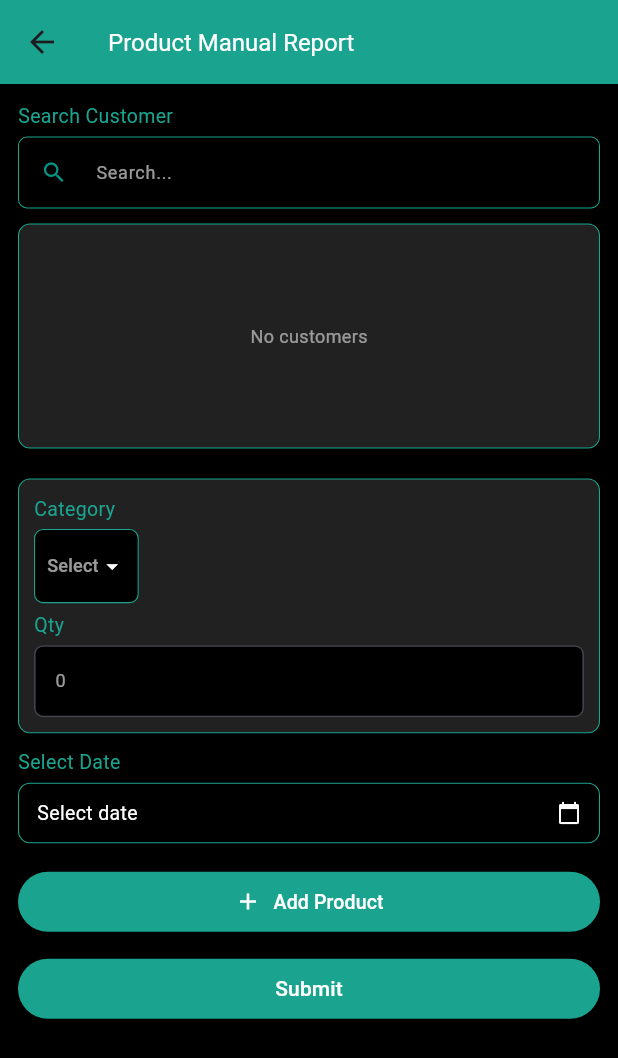
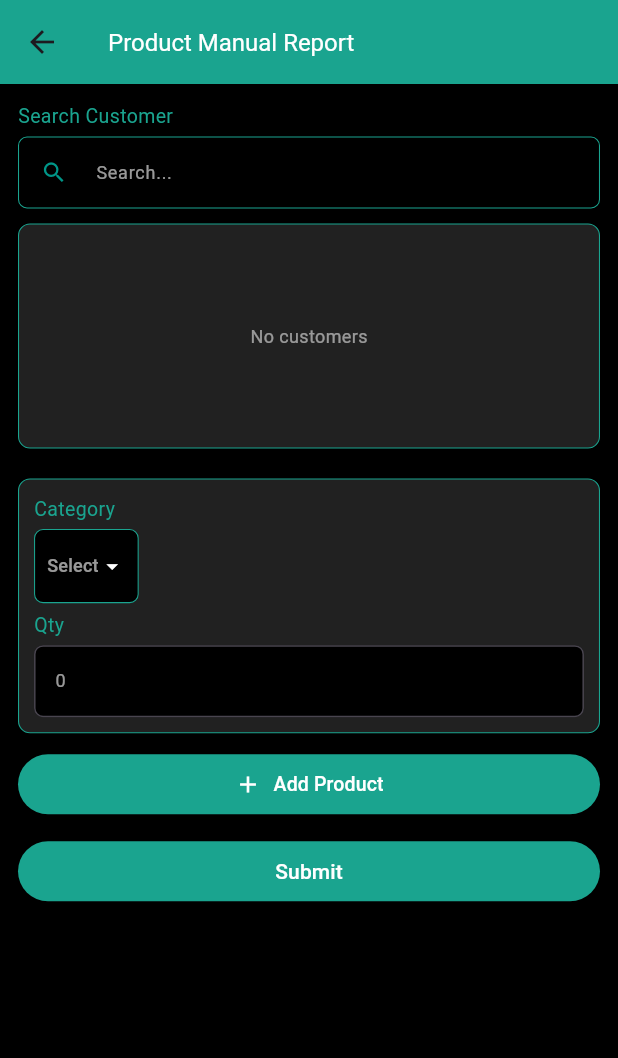
Before and after one commit to jereenajohn/Be_call, a Flutter app: the ProductWiseManualReport screen opened directly, after a tap on "Submit", on a phone screen of 412 x 824 dp. Shown: the top 1058 px of the screen. Run offline on Flutter 3.47's test engine with Material 3 defaults, Android fonts, the phone set to English and light mode, and no system bars; our stand-ins replace audioplayers, file_picker, flutter_bloc, flutter_contacts, permission_handler, share_plus and 1 more; missing offline and left inert: call_log, excel, flutter_phone_direct_caller; accounts and stored records are empty; network calls fail.

Commit message:
current date is send with date field

```diff
--- a/lib/product_wise_manual_report.dart
+++ b/lib/product_wise_manual_report.dart
@@ -157,12 +157,13 @@ class _ProductWiseManualReportState extends State<ProductWiseManualReport> {
               },
             )
             .toList();
+
     print("products: $products");
 
     final body = jsonEncode({
       'customer': selectedCustomer,
       'items': products,
-        'date': selectedDate != null ? formatDate(selectedDate!) : null,
+      'date': formatDate(DateTime.now()), // ✅ Always send today's date
     });
 
     final response = await https.post(
@@ -173,6 +174,7 @@ class _ProductWiseManualReportState extends State<ProductWiseManualReport> {
       },
       body: body,
     );
+
     print('Response status: ${response.statusCode}');
     print('Response body: ${response.body}');
 
@@ -184,8 +186,10 @@ class _ProductWiseManualReportState extends State<ProductWiseManualReport> {
         ),
       );
 
-    Navigator.push(context, MaterialPageRoute(builder: (context)=>ProductWiseManualReport()));
-        // Handle success
+      Navigator.push(
+        context,
+        MaterialPageRoute(builder: (context) => ProductWiseManualReport()),
+      );
     } else {
       // Handle error
     }
@@ -193,6 +197,7 @@ class _ProductWiseManualReportState extends State<ProductWiseManualReport> {
     print('Error submitting report: $error');
   }
 }
+
 
   @override
   Widget build(BuildContext context) {
@@ -457,50 +462,50 @@ class _ProductWiseManualReportState extends State<ProductWiseManualReport> {
                 }),
               ),
               // DATE PICKER
-              Column(
-                crossAxisAlignment: CrossAxisAlignment.start,
-                children: [
-                  Text(
-                    "Select Date",
-                    style: TextStyle(color: green, fontSize: 13),
-                  ),
-                  const SizedBox(height: 4),
-                  InkWell(
-                    onTap: pickDate,
-                    child: Container(
-                      padding: const EdgeInsets.symmetric(
-                        vertical: 10,
-                        horizontal: 12,
-                      ),
-                      decoration: BoxDecoration(
-                        color: Colors.black,
-                        border: Border.all(color: green, width: 0.7),
-                        borderRadius: BorderRadius.circular(8),
-                      ),
-                      child: Row(
-                        mainAxisAlignment: MainAxisAlignment.spaceBetween,
-                        children: [
-                          Text(
-                            selectedDate == null
-                                ? "Select date"
-                                : "${selectedDate!.day}-${selectedDate!.month}-${selectedDate!.year}",
-                            style: const TextStyle(
-                              color: Colors.white,
-                              fontSize: 13,
-                            ),
-                          ),
-                          const Icon(
-                            Icons.calendar_today,
-                            color: Colors.white,
-                            size: 16,
-                          ),
-                        ],
-                      ),
-                    ),
-                  ),
-                ],
-              ),
-              const SizedBox(height: 15),
+              // Column(
+              //   crossAxisAlignment: CrossAxisAlignment.start,
+              //   children: [
+              //     Text(
+              //       "Select Date",
+              //       style: TextStyle(color: green, fontSize: 13),
+              //     ),
+              //     const SizedBox(height: 4),
+              //     InkWell(
+              //       onTap: pickDate,
+              //       child: Container(
+              //         padding: const EdgeInsets.symmetric(
+              //           vertical: 10,
+              //           horizontal: 12,
+              //         ),
+              //         decoration: BoxDecoration(
+              //           color: Colors.black,
+              //           border: Border.all(color: green, width: 0.7),
+              //           borderRadius: BorderRadius.circular(8),
+              //         ),
+              //         child: Row(
+              //           mainAxisAlignment: MainAxisAlignment.spaceBetween,
+              //           children: [
+              //             Text(
+              //               selectedDate == null
+              //                   ? "Select date"
+              //                   : "${selectedDate!.day}-${selectedDate!.month}-${selectedDate!.year}",
+              //               style: const TextStyle(
+              //                 color: Colors.white,
+              //                 fontSize: 13,
+              //               ),
+              //             ),
+              //             const Icon(
+              //               Icons.calendar_today,
+              //               color: Colors.white,
+              //               size: 16,
+              //             ),
+              //           ],
+              //         ),
+              //       ),
+              //     ),
+              //   ],
+              // ),
+              // const SizedBox(height: 15),
 
               // SMALL ADD BUTTON
               ElevatedButton.icon(
```
Lines whose indentation alone changed are shown as unchanged.
